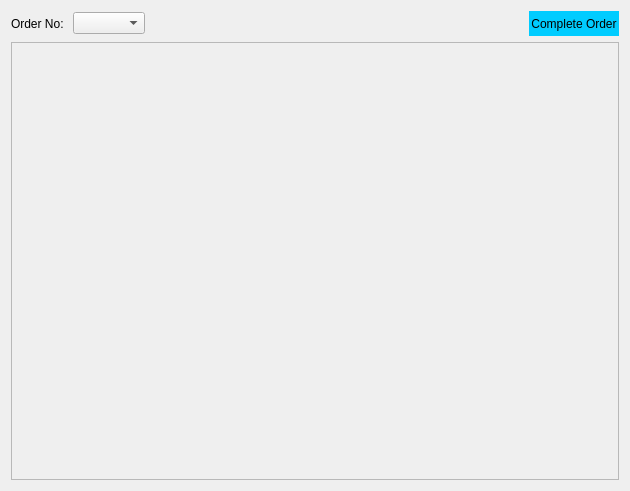
Above: menu/order/DialogBox/statusdialogbox.ui from Anmol-A-jain/Dyner before the change. Below: the same form after it.
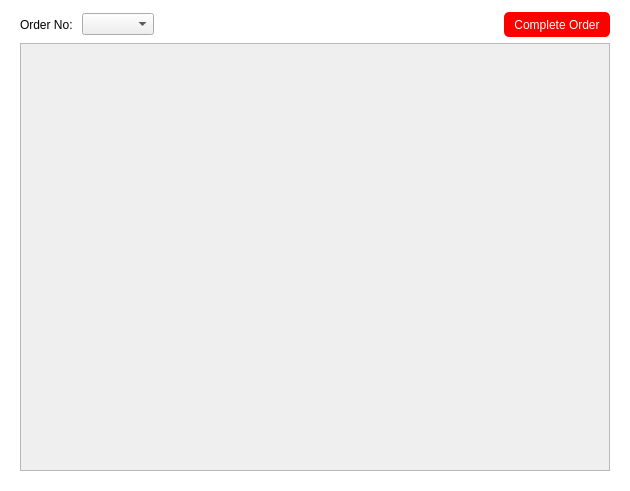
That is the form after the change.

Patch:
```diff
--- a/menu/order/DialogBox/statusdialogbox.ui
+++ b/menu/order/DialogBox/statusdialogbox.ui
@@ -13,11 +13,19 @@
   <property name="windowTitle">
    <string>Dialog</string>
   </property>
+  <property name="styleSheet">
+   <string notr="true">#StatusDialogBox,#widget
+{
+	
+	background-color: rgb(255, 255, 255);
+}</string>
+  </property>
   <layout class="QHBoxLayout" name="horizontalLayout">
    <item>
+    <widget class="QWidget" name="widget" native="true">
     <layout class="QVBoxLayout" name="verticalLayout">
      <property name="topMargin">
-      <number>0</number>
+       <number>1</number>
      </property>
      <item>
       <layout class="QHBoxLayout" name="horizontalLayout_3">
@@ -53,11 +61,12 @@
           </size>
          </property>
          <property name="styleSheet">
-          <string notr="true">background-color: #00CCFF;
-border-radius:15px;</string>
+           <string notr="true">color:white;
+background-color: red;
+border-radius:5px;</string>
          </property>
          <property name="text">
-          <string>Complete Order</string>
+           <string>   Complete Order   </string>
          </property>
         </widget>
        </item>
@@ -99,6 +108,7 @@
       </widget>
      </item>
     </layout>
+    </widget>
    </item>
   </layout>
  </widget>
```
Lines whose indentation alone changed are shown as unchanged.
